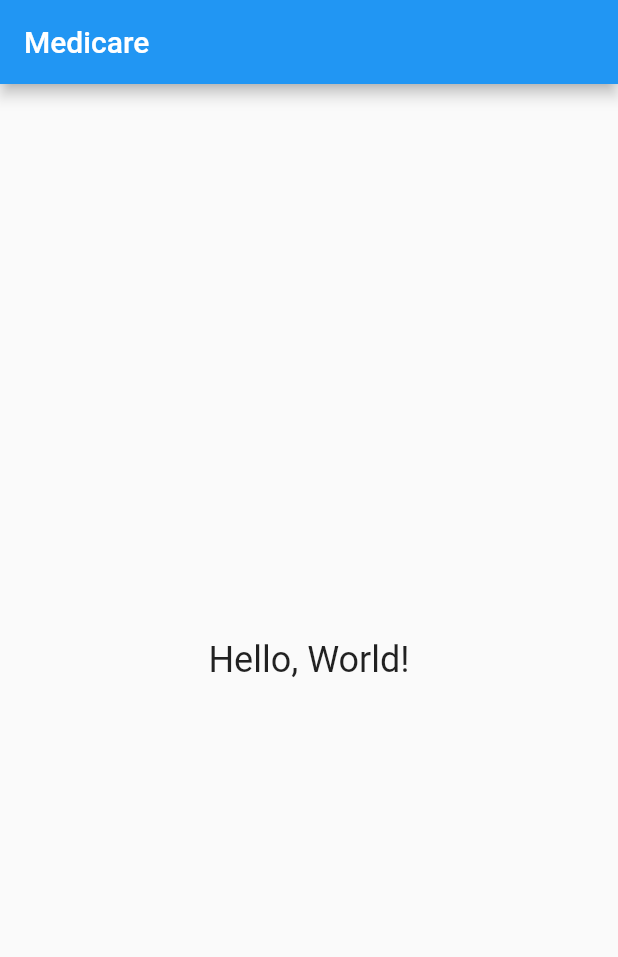
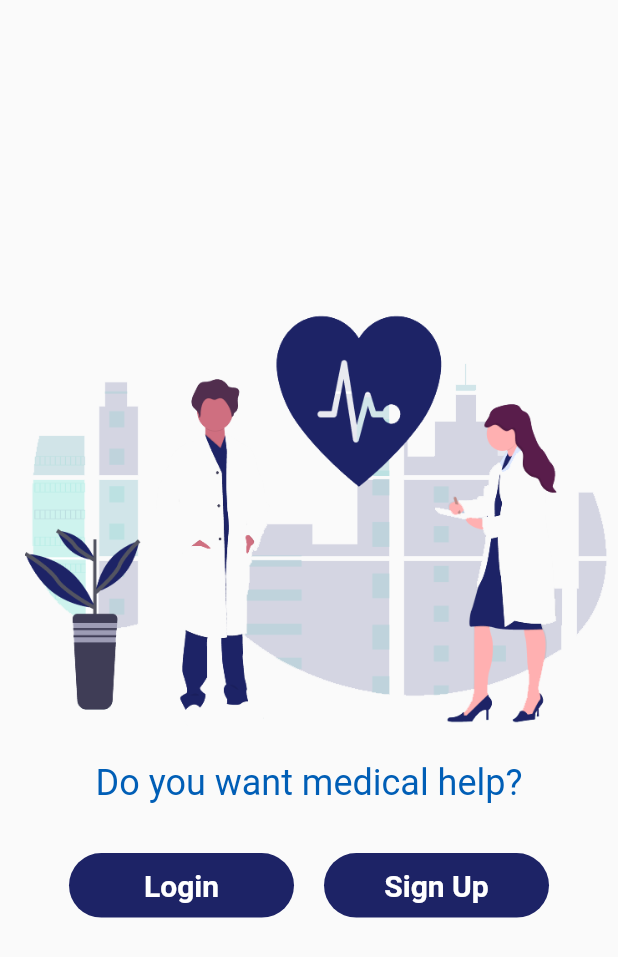
Before and after one commit to rasikasrimal/MadiCare_MAD, a Flutter app: the screen it shows after launch, on a phone screen of 412 x 824 dp. Shown: the top 957 px of the screen. Run offline on Flutter 3.47's test engine with Material 2 defaults, Android fonts, the phone set to English and light mode, and no system bars; Roboto replaces fonts that are missing (Helvetica).

```diff
--- /dev/null
+++ b/medicare/lib/constants/colors.dart
@@ -0,0 +1,4 @@
+import 'package:flutter/material.dart';
+
+const blue = Color.fromARGB(255, 0, 94, 182);
+const mainColor = Color.fromARGB(255, 29, 35, 102);
--- /dev/null
+++ b/medicare/lib/intro_home.dart
@@ -0,0 +1,40 @@
+import 'package:flutter/material.dart';
+import 'package:medicare/constants/colors.dart';
+import 'package:medicare/text_buttons/main_text_button.dart';
+
+class Home extends StatelessWidget {
+  const Home({super.key});
+
+  @override
+  Widget build(BuildContext context) {
+    return MaterialApp(
+        home: Scaffold(
+      body: Center(
+        child: Center(
+          child: Column(
+            mainAxisAlignment: MainAxisAlignment.center,
+            children: [
+              Image.asset('assets/images/intro_home.png'),
+              const Text('Do you want medical help?',
+                  style: TextStyle(
+                      color: blue,
+                      fontFamily: 'Helvetica',
+                      fontSize: 24.0,
+                      fontWeight: FontWeight.w400)),
+              const SizedBox(height: 30),
+              const Row(
+                mainAxisAlignment: MainAxisAlignment.center,
+                children: [
+                  MainTextButton(text: 'Login'),
+                  SizedBox(width: 20),
+                  MainTextButton(text: 'Sign Up'),
+                ],
+              ),
+              const SizedBox(height: 30),
+            ],
+          ),
+        ),
+      ),
+    ));
+  }
+}
--- a/medicare/lib/main.dart
+++ b/medicare/lib/main.dart
@@ -1,25 +1,6 @@
 import 'package:flutter/material.dart';
+import 'package:medicare/intro_home.dart';
 
 void main() {
-  runApp(MaterialApp(
-    title: 'Medicare',
-    home: Medicare(),
-  ));
+  runApp(const Home());
 }
-
-class Medicare extends StatelessWidget {
-  @override
-  Widget build(BuildContext context) {
-    return Scaffold(
-      appBar: AppBar(
-        title: Text('Medicare'),
-      ),
-      body: Center(
-        child: Text(
-          'Hello, World!',
-          style: TextStyle(fontSize: 24),
-        ),
-      ),
-    );
-  }
-}
--- /dev/null
+++ b/medicare/lib/text_buttons/main_text_button.dart
@@ -0,0 +1,28 @@
+import 'package:flutter/material.dart';
+import 'package:medicare/constants/colors.dart';
+
+class MainTextButton extends StatelessWidget {
+  final String text;
+
+  const MainTextButton({Key? key, required this.text}) : super(key: key);
+
+  @override
+  Widget build(BuildContext context) {
+    return SizedBox(
+      width: 150,
+      child: TextButton(
+        style: TextButton.styleFrom(
+          shape: RoundedRectangleBorder(
+            borderRadius: BorderRadius.circular(100),
+          ),
+          backgroundColor: mainColor,
+          foregroundColor: Colors.white,
+          padding: const EdgeInsets.symmetric(vertical: 10, horizontal: 20),
+          textStyle: const TextStyle(fontSize: 20, fontWeight: FontWeight.bold),
+        ),
+        onPressed: () {},
+        child: Text(text),
+      ),
+    );
+  }
+}
--- a/medicare/pubspec.yaml
+++ b/medicare/pubspec.yaml
@@ -59,9 +59,9 @@ flutter:
   uses-material-design: true
 
   # To add assets to your application, add an assets section, like this:
-  # assets:
-  #   - images/a_dot_burr.jpeg
-  #   - images/a_dot_ham.jpeg
+  assets:
+    - assets/images/intro_home.png
+
 
   # An image asset can refer to one or more resolution-specific "variants", see
   # https://flutter.dev/assets-and-images/#resolution-aware
```
Also changed, not shown: medicare/lib/text_buttons/text_buttons.dart (added, +99 -0 lines), medicare/assets/images/intro_home.png (added).
